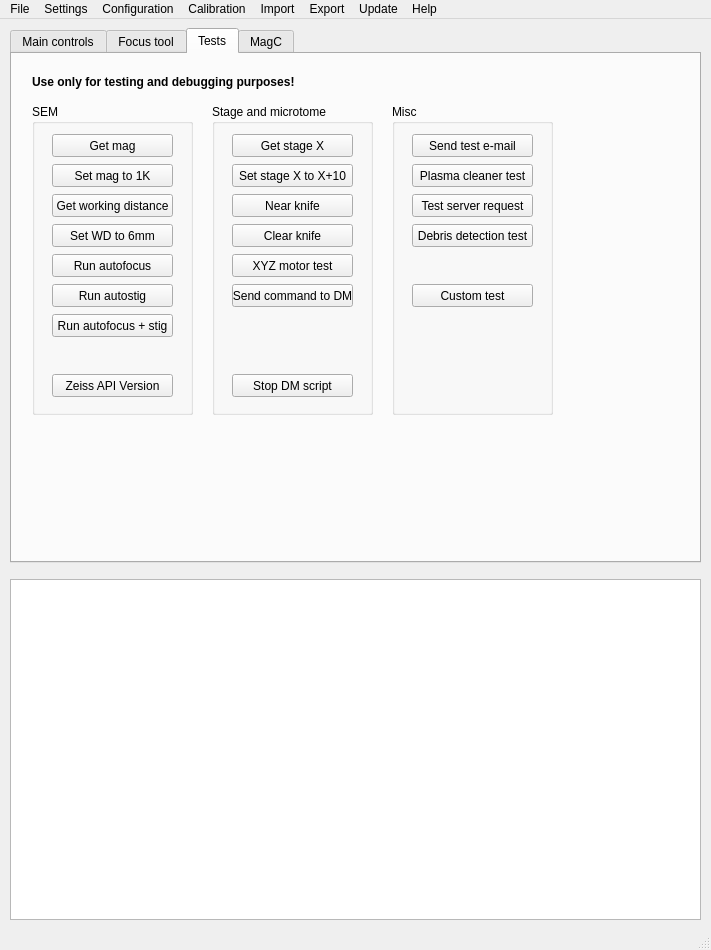
Before: the Qt Designer form gui/main_window.ui in SBEMimage/SBEMimage, drawn with Qt 5.
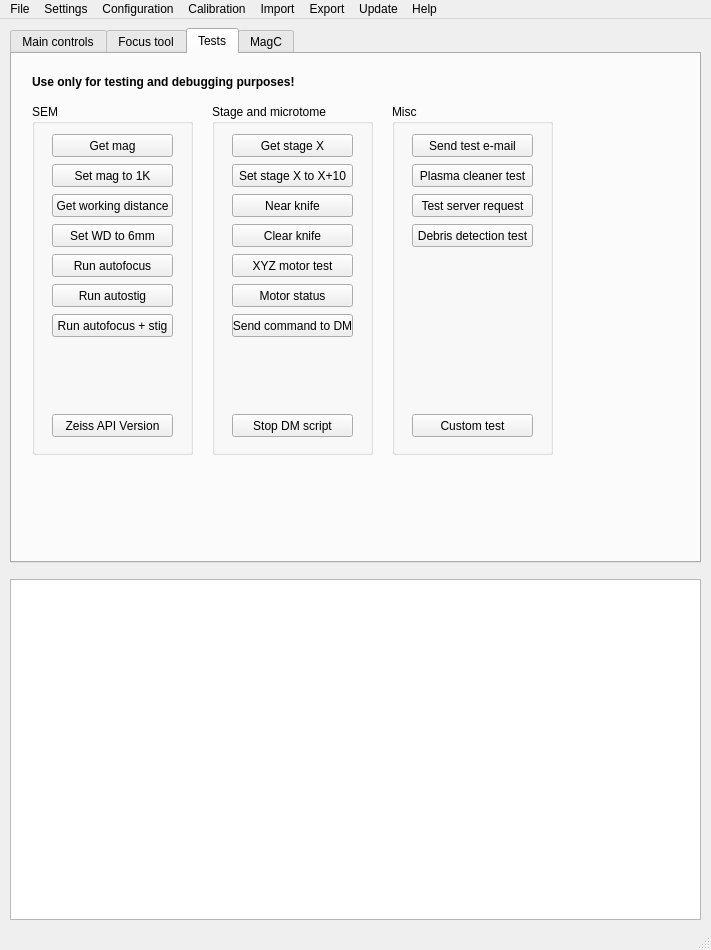
After: the same form once the commit is applied. The open tabs and pages were chosen to show the change.

Commit message:
Add motor diagnostics feature (WIP)
- New dialog for XYZ motor status, accessible from Acquisition Monitor tab, Microtome Settings dialog, and 'Tests' tab
- Track all moves, failures, slow moves, move distances, and durations
- Counters and tolerances stored in system config

The edit to the form file:
```diff
--- a/gui/main_window.ui
+++ b/gui/main_window.ui
@@ -1722,7 +1722,7 @@
         <x>20</x>
         <y>50</y>
         <width>161</width>
-        <height>311</height>
+        <height>351</height>
        </rect>
       </property>
       <property name="title">
@@ -1758,7 +1758,7 @@
        <property name="geometry">
         <rect>
          <x>20</x>
-         <y>270</y>
+         <y>310</y>
          <width>121</width>
          <height>23</height>
         </rect>
@@ -1839,7 +1839,7 @@
         <x>200</x>
         <y>50</y>
         <width>161</width>
-        <height>311</height>
+        <height>351</height>
        </rect>
       </property>
       <property name="title">
@@ -1888,7 +1888,7 @@
        <property name="geometry">
         <rect>
          <x>20</x>
-         <y>270</y>
+         <y>310</y>
          <width>121</width>
          <height>23</height>
         </rect>
@@ -1927,7 +1927,7 @@
        <property name="geometry">
         <rect>
          <x>20</x>
-         <y>180</y>
+         <y>210</y>
          <width>121</width>
          <height>23</height>
         </rect>
@@ -1936,6 +1936,19 @@
         <string>Send command to DM</string>
        </property>
       </widget>
+      <widget class="QPushButton" name="pushButton_testMotorStatusDlg">
+       <property name="geometry">
+        <rect>
+         <x>20</x>
+         <y>180</y>
+         <width>121</width>
+         <height>23</height>
+        </rect>
+       </property>
+       <property name="text">
+        <string>Motor status</string>
+       </property>
+      </widget>
      </widget>
      <widget class="QGroupBox" name="groupBox_7">
       <property name="geometry">
@@ -1943,7 +1956,7 @@
         <x>380</x>
         <y>50</y>
         <width>161</width>
-        <height>311</height>
+        <height>351</height>
        </rect>
       </property>
       <property name="title">
@@ -1992,7 +2005,7 @@
        <property name="geometry">
         <rect>
          <x>20</x>
-         <y>180</y>
+         <y>310</y>
          <width>121</width>
          <height>23</height>
         </rect>
```
Left out of the diff: 2 changed lines with no effect on the pictures. The commit also changes 9 other files.
